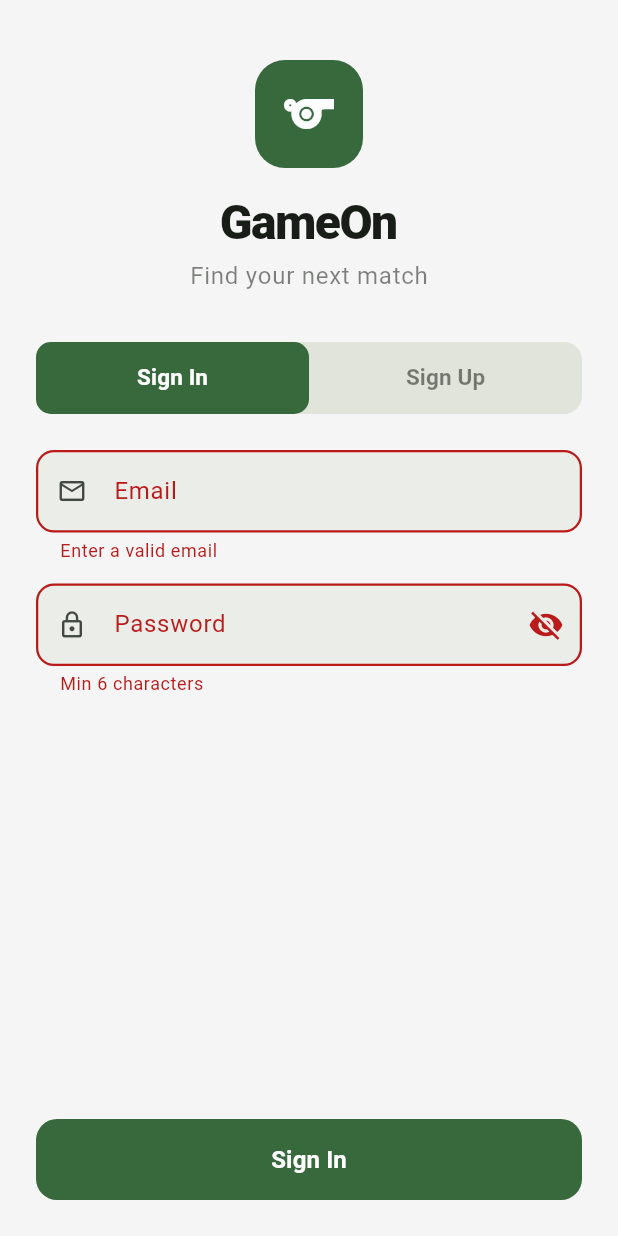
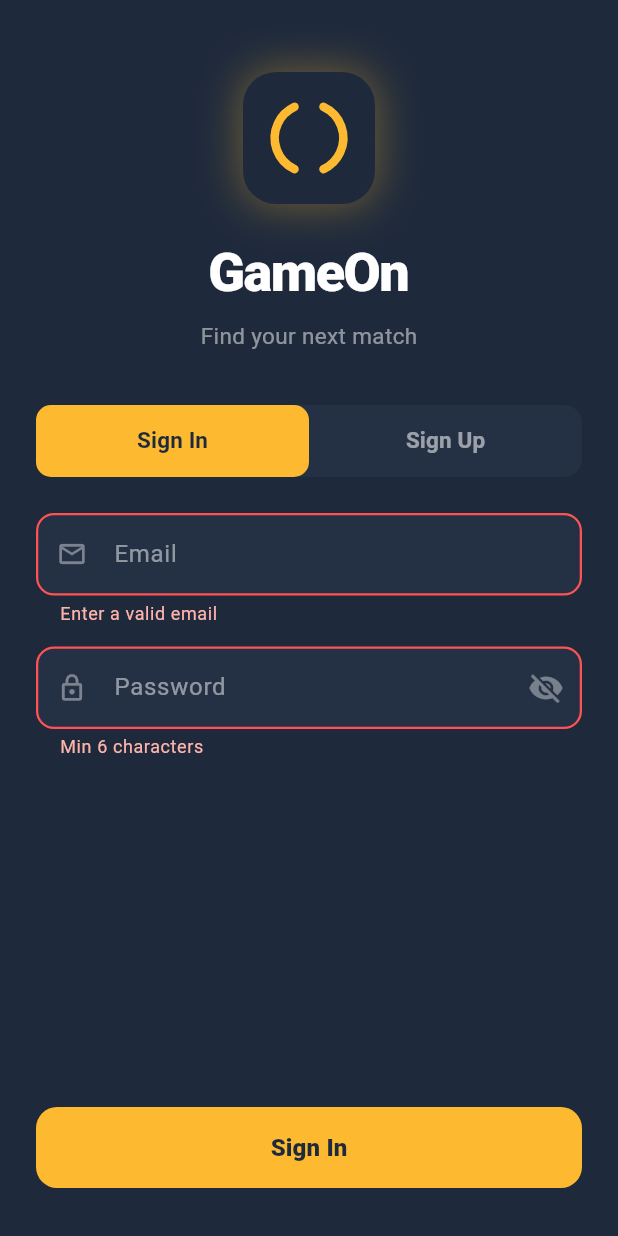
Before and after one commit to callmenoche/game-on, a Flutter app: the screen it shows after launch, after a tap on "Sign In", on a phone screen of 412 x 824 dp. Run offline on Flutter 3.47's test engine with Material 3 defaults, Android fonts, the phone set to English and light mode, and no system bars; our stand-ins replace go_router, supabase_flutter; accounts and stored records are empty.

Commit message:
Add GameOn brand identity – Saffron & Slate Dark
- GameOnLogo widget: custom painter with interlocked arcs
- GameOnLogoContainer: logo on slate background with saffron glow
- GameOnBrand: central colour tokens (saffron #FDBA30, slateDark #1E293B)
- Theme: full M3 scheme using brand colours, dark mode by default
- LoginScreen: rebrand with logo, slate background, saffron CTA button

Co-Authored-By: Claude Sonnet 4.6 <noreply@anthropic.com>

```diff
--- a/lib/main.dart
+++ b/lib/main.dart
@@ -1,10 +1,12 @@
 import 'package:flutter/material.dart';
+import 'package:flutter/services.dart';
 import 'package:provider/provider.dart';
 import 'providers/auth_provider.dart';
 import 'providers/match_provider.dart';
 import 'providers/profile_provider.dart';
 import 'router.dart';
 import 'services/supabase_client.dart';
+import 'widgets/game_on_logo.dart';
 
 Future<void> main() async {
   WidgetsFlutterBinding.ensureInitialized();
@@ -36,7 +38,7 @@ class _GameOnAppState extends State<GameOnApp> {
     return MaterialApp.router(
       title: 'GameOn',
       debugShowCheckedModeBanner: false,
-      themeMode: ThemeMode.system,
+      themeMode: ThemeMode.dark, // default to dark — brand feels right here
       theme: _buildTheme(Brightness.light),
       darkTheme: _buildTheme(Brightness.dark),
       routerConfig: _router,
@@ -45,24 +47,112 @@ class _GameOnAppState extends State<GameOnApp> {
 
   ThemeData _buildTheme(Brightness brightness) {
     final isDark = brightness == Brightness.dark;
-    const seedColor = Color(0xFF00C853);
+
+    // Derive a full M3 colour scheme from the Saffron seed
+    final scheme = ColorScheme.fromSeed(
+      seedColor: GameOnBrand.saffron,
+      brightness: brightness,
+    ).copyWith(
+      // Override key slots with exact brand tokens
+      primary: GameOnBrand.saffron,
+      onPrimary: GameOnBrand.onSaffron,
+      surface: isDark ? const Color(0xFF243044) : Colors.white,
+      onSurface: isDark ? Colors.white : GameOnBrand.slateDark,
+      surfaceContainerHighest:
+          isDark ? const Color(0xFF2D3F57) : const Color(0xFFEFF3F8),
+    );
 
     return ThemeData(
       useMaterial3: true,
-      brightness: brightness,
-      colorSchemeSeed: seedColor,
+      colorScheme: scheme,
       scaffoldBackgroundColor:
-          isDark ? const Color(0xFF0E0E0E) : const Color(0xFFF5F5F5),
-      cardTheme: CardThemeData(
-        elevation: 0,
-        shape:
-            RoundedRectangleBorder(borderRadius: BorderRadius.circular(16)),
-      ),
+          isDark ? GameOnBrand.slateDark : const Color(0xFFF1F5F9),
+
+      // App bar
       appBarTheme: AppBarTheme(
         centerTitle: true,
         backgroundColor:
-            isDark ? const Color(0xFF1A1A1A) : Colors.white,
+            isDark ? GameOnBrand.slateDark : Colors.white,
+        foregroundColor: isDark ? Colors.white : GameOnBrand.slateDark,
         elevation: 0,
+        systemOverlayStyle: isDark
+            ? SystemUiOverlayStyle.light
+            : SystemUiOverlayStyle.dark,
+      ),
+
+      // Cards
+      cardTheme: CardThemeData(
+        elevation: 0,
+        color: isDark ? const Color(0xFF243044) : Colors.white,
+        shape: RoundedRectangleBorder(
+            borderRadius: BorderRadius.circular(16)),
+      ),
+
+      // Filled buttons → Saffron background, dark text
+      filledButtonTheme: FilledButtonThemeData(
+        style: FilledButton.styleFrom(
+          backgroundColor: GameOnBrand.saffron,
+          foregroundColor: GameOnBrand.onSaffron,
+          shape: RoundedRectangleBorder(
+              borderRadius: BorderRadius.circular(14)),
+        ),
+      ),
+
+      // Bottom nav
+      navigationBarTheme: NavigationBarThemeData(
+        backgroundColor:
+            isDark ? const Color(0xFF162032) : Colors.white,
+        indicatorColor:
+            GameOnBrand.saffron.withValues(alpha: 0.2),
+        iconTheme: WidgetStateProperty.resolveWith((states) {
+          if (states.contains(WidgetState.selected)) {
+            return const IconThemeData(color: GameOnBrand.saffron);
+          }
+          return IconThemeData(
+              color: isDark
+                  ? Colors.white54
+                  : GameOnBrand.slateDark.withValues(alpha: 0.45));
+        }),
+        labelTextStyle: WidgetStateProperty.resolveWith((states) {
+          if (states.contains(WidgetState.selected)) {
+            return const TextStyle(
+                color: GameOnBrand.saffron,
+                fontWeight: FontWeight.w700,
+                fontSize: 12);
+          }
+          return const TextStyle(fontSize: 12);
+        }),
+      ),
+
+      // Input fields
+      inputDecorationTheme: InputDecorationTheme(
+        filled: true,
+        fillColor: isDark
+            ? const Color(0xFF2D3F57)
+            : const Color(0xFFEFF3F8),
+        border: OutlineInputBorder(
+          borderRadius: BorderRadius.circular(12),
+          borderSide: BorderSide.none,
+        ),
+        focusedBorder: OutlineInputBorder(
+          borderRadius: BorderRadius.circular(12),
+          borderSide:
+              const BorderSide(color: GameOnBrand.saffron, width: 1.5),
+        ),
+        errorBorder: OutlineInputBorder(
+          borderRadius: BorderRadius.circular(12),
+          borderSide: const BorderSide(color: Colors.redAccent, width: 1.5),
+        ),
+        focusedErrorBorder: OutlineInputBorder(
+          borderRadius: BorderRadius.circular(12),
+          borderSide: const BorderSide(color: Colors.redAccent, width: 1.5),
+        ),
+      ),
+
+      textTheme: const TextTheme(
+        headlineLarge: TextStyle(fontWeight: FontWeight.w900, letterSpacing: -1),
+        headlineMedium: TextStyle(fontWeight: FontWeight.w800),
+        titleLarge: TextStyle(fontWeight: FontWeight.w700),
       ),
     );
   }
--- a/lib/screens/auth/login_screen.dart
+++ b/lib/screens/auth/login_screen.dart
@@ -1,6 +1,7 @@
 import 'package:flutter/material.dart';
 import 'package:provider/provider.dart';
 import '../../providers/auth_provider.dart';
+import '../../widgets/game_on_logo.dart';
 
 class LoginScreen extends StatefulWidget {
   const LoginScreen({super.key});
@@ -29,7 +30,10 @@ class _LoginScreenState extends State<LoginScreen>
   void initState() {
     super.initState();
     _tabController = TabController(length: 2, vsync: this);
-    _tabController.addListener(() => context.read<AuthProvider>().clearError());
+    _tabController.addListener(() {
+      context.read<AuthProvider>().clearError();
+      setState(() {}); // refresh button label
+    });
   }
 
   @override
@@ -48,24 +52,23 @@ class _LoginScreenState extends State<LoginScreen>
     final theme = Theme.of(context);
 
     return Scaffold(
-      // Push layout up when keyboard appears
+      backgroundColor: GameOnBrand.slateDark,
       resizeToAvoidBottomInset: true,
       body: SafeArea(
         child: Column(
           children: [
-            // ── Scrollable content ──────────────────────────────
+            // ── Scrollable content ─────────────────────────────
             Expanded(
               child: SingleChildScrollView(
                 padding: const EdgeInsets.symmetric(horizontal: 24),
                 child: Column(
                   crossAxisAlignment: CrossAxisAlignment.stretch,
                   children: [
-                    const SizedBox(height: 40),
+                    const SizedBox(height: 48),
                     _buildHeader(theme),
-                    const SizedBox(height: 32),
+                    const SizedBox(height: 36),
                     _buildTabBar(theme),
                     const SizedBox(height: 24),
-                    // Sign In form
                     AnimatedBuilder(
                       animation: _tabController,
                       builder: (_, __) => _tabController.index == 0
@@ -95,10 +98,10 @@ class _LoginScreenState extends State<LoginScreen>
               ),
             ),
 
-            // ── Pinned submit button ─────────────────────────────
+            // ── Pinned submit button ────────────────────────────
             Padding(
-              padding: const EdgeInsets.fromLTRB(24, 8, 24, 24),
-              child: _buildSubmitButton(theme),
+              padding: const EdgeInsets.fromLTRB(24, 8, 24, 32),
+              child: _buildSubmitButton(),
             ),
           ],
         ),
@@ -109,28 +112,23 @@ class _LoginScreenState extends State<LoginScreen>
   Widget _buildHeader(ThemeData theme) {
     return Column(
       children: [
-        Container(
-          width: 72,
-          height: 72,
-          decoration: BoxDecoration(
-            color: theme.colorScheme.primary,
-            borderRadius: BorderRadius.circular(20),
-          ),
-          child: const Icon(Icons.sports, color: Colors.white, size: 40),
-        ),
-        const SizedBox(height: 16),
-        Text(
+        const GameOnLogoContainer(size: 88),
+        const SizedBox(height: 20),
+        const Text(
           'GameOn',
-          style: theme.textTheme.headlineLarge?.copyWith(
+          style: TextStyle(
+            color: Colors.white,
+            fontSize: 36,
             fontWeight: FontWeight.w900,
             letterSpacing: -1,
           ),
         ),
-        const SizedBox(height: 4),
+        const SizedBox(height: 6),
         Text(
           'Find your next match',
-          style: theme.textTheme.bodyLarge?.copyWith(
-            color: theme.colorScheme.onSurface.withValues(alpha: 0.55),
+          style: TextStyle(
+            color: Colors.white.withValues(alpha: 0.5),
+            fontSize: 15,
           ),
         ),
       ],
@@ -140,20 +138,19 @@ class _LoginScreenState extends State<LoginScreen>
   Widget _buildTabBar(ThemeData theme) {
     return Container(
       decoration: BoxDecoration(
-        color: theme.colorScheme.surfaceContainerHighest,
+        color: const Color(0xFF243044),
         borderRadius: BorderRadius.circular(12),
       ),
       child: TabBar(
         controller: _tabController,
         dividerColor: Colors.transparent,
         indicator: BoxDecoration(
-          color: theme.colorScheme.primary,
+          color: GameOnBrand.saffron,
           borderRadius: BorderRadius.circular(10),
         ),
         indicatorSize: TabBarIndicatorSize.tab,
-        labelColor: Colors.white,
-        unselectedLabelColor:
-            theme.colorScheme.onSurface.withValues(alpha: 0.55),
+        labelColor: GameOnBrand.slateDark,
+        unselectedLabelColor: Colors.white54,
         labelStyle:
             const TextStyle(fontWeight: FontWeight.w700, fontSize: 15),
         tabs: const [Tab(text: 'Sign In'), Tab(text: 'Sign Up')],
@@ -168,19 +165,18 @@ class _LoginScreenState extends State<LoginScreen>
         return Container(
           padding: const EdgeInsets.symmetric(horizontal: 16, vertical: 12),
           decoration: BoxDecoration(
-            color: Colors.red.shade50,
-            border: Border.all(color: Colors.red.shade200),
+            color: Colors.red.shade900.withValues(alpha: 0.4),
+            border: Border.all(color: Colors.red.shade700),
             borderRadius: BorderRadius.circular(12),
           ),
           child: Row(
             children: [
-              Icon(Icons.error_outline, color: Colors.red.shade700, size: 18),
+              const Icon(Icons.error_outline, color: Colors.redAccent, size: 18),
               const SizedBox(width: 8),
               Expanded(
                 child: Text(
                   auth.error!,
-                  style:
-                      TextStyle(color: Colors.red.shade700, fontSize: 13),
+                  style: const TextStyle(color: Colors.redAccent, fontSize: 13),
                 ),
               ),
             ],
@@ -190,13 +186,15 @@ class _LoginScreenState extends State<LoginScreen>
     );
   }
 
-  Widget _buildSubmitButton(ThemeData theme) {
+  Widget _buildSubmitButton() {
     return Consumer<AuthProvider>(
       builder: (_, auth, __) {
         return FilledButton(
           onPressed: auth.isLoading ? null : _submit,
           style: FilledButton.styleFrom(
             minimumSize: const Size.fromHeight(54),
+            backgroundColor: GameOnBrand.saffron,
+            foregroundColor: GameOnBrand.slateDark,
             shape: RoundedRectangleBorder(
                 borderRadius: BorderRadius.circular(14)),
           ),
@@ -205,12 +203,14 @@ class _LoginScreenState extends State<LoginScreen>
                   height: 22,
                   width: 22,
                   child: CircularProgressIndicator(
-                      strokeWidth: 2.5, color: Colors.white),
+                    strokeWidth: 2.5,
+                    color: GameOnBrand.slateDark,
+                  ),
                 )
               : Text(
                   _tabController.index == 0 ? 'Sign In' : 'Create Account',
                   style: const TextStyle(
-                      fontSize: 16, fontWeight: FontWeight.w700),
+                      fontSize: 16, fontWeight: FontWeight.w800),
                 ),
         );
       },
@@ -274,9 +274,10 @@ class _SignInForm extends StatelessWidget {
             icon: Icons.lock_outline,
             obscureText: obscurePassword,
             suffixIcon: IconButton(
-              icon: Icon(obscurePassword
-                  ? Icons.visibility_off
-                  : Icons.visibility),
+              icon: Icon(
+                obscurePassword ? Icons.visibility_off : Icons.visibility,
+                color: Colors.white38,
+              ),
               onPressed: onToggleObscure,
             ),
             validator: (v) =>
@@ -317,8 +318,9 @@ class _SignUpForm extends StatelessWidget {
             controller: usernameController,
             label: 'Username',
             icon: Icons.person_outline,
-            validator: (v) =>
-                (v == null || v.trim().length < 3) ? 'Min 3 characters' : null,
+            validator: (v) => (v == null || v.trim().length < 3)
+                ? 'Min 3 characters'
+                : null,
           ),
           const SizedBox(height: 14),
           _GameOnField(
@@ -336,9 +338,10 @@ class _SignUpForm extends StatelessWidget {
             icon: Icons.lock_outline,
             obscureText: obscurePassword,
             suffixIcon: IconButton(
-              icon: Icon(obscurePassword
-                  ? Icons.visibility_off
-                  : Icons.visibility),
+              icon: Icon(
+                obscurePassword ? Icons.visibility_off : Icons.visibility,
+                color: Colors.white38,
+              ),
               onPressed: onToggleObscure,
             ),
             validator: (v) =>
@@ -373,20 +376,20 @@ class _GameOnField extends StatelessWidget {
 
   @override
   Widget build(BuildContext context) {
-    final theme = Theme.of(context);
     return TextFormField(
       controller: controller,
       obscureText: obscureText,
       keyboardType: keyboardType,
       validator: validator,
-      style: const TextStyle(fontSize: 15),
+      style: const TextStyle(color: Colors.white, fontSize: 15),
       decoration: InputDecoration(
         labelText: label,
-        prefixIcon: Icon(icon, size: 20),
+        labelStyle: TextStyle(color: Colors.white.withValues(alpha: 0.5)),
+        prefixIcon:
+            Icon(icon, size: 20, color: Colors.white.withValues(alpha: 0.4)),
         suffixIcon: suffixIcon,
         filled: true,
-        fillColor: theme.colorScheme.surfaceContainerHighest
-            .withValues(alpha: 0.5),
+        fillColor: const Color(0xFF243044),
         border: OutlineInputBorder(
           borderRadius: BorderRadius.circular(12),
           borderSide: BorderSide.none,
@@ -394,17 +397,15 @@ class _GameOnField extends StatelessWidget {
         focusedBorder: OutlineInputBorder(
           borderRadius: BorderRadius.circular(12),
           borderSide:
-              BorderSide(color: theme.colorScheme.primary, width: 1.5),
+              const BorderSide(color: GameOnBrand.saffron, width: 1.5),
         ),
         errorBorder: OutlineInputBorder(
           borderRadius: BorderRadius.circular(12),
-          borderSide:
-              BorderSide(color: theme.colorScheme.error, width: 1.5),
+          borderSide: const BorderSide(color: Colors.redAccent, width: 1.5),
         ),
         focusedErrorBorder: OutlineInputBorder(
           borderRadius: BorderRadius.circular(12),
-          borderSide:
-              BorderSide(color: theme.colorScheme.error, width: 1.5),
+          borderSide: const BorderSide(color: Colors.redAccent, width: 1.5),
         ),
       ),
     );
--- /dev/null
+++ b/lib/widgets/game_on_logo.dart
@@ -0,0 +1,107 @@
+import 'dart:math' as math;
+import 'package:flutter/material.dart';
+
+class GameOnLogo extends StatelessWidget {
+  final double size;
+  final Color color;
+
+  const GameOnLogo({
+    super.key,
+    this.size = 100.0,
+    this.color = const Color(0xFFFDBA30), // Saffron
+  });
+
+  @override
+  Widget build(BuildContext context) {
+    return SizedBox(
+      width: size,
+      height: size,
+      child: CustomPaint(
+        painter: _GameOnLogoPainter(color: color),
+      ),
+    );
+  }
+}
+
+class _GameOnLogoPainter extends CustomPainter {
+  final Color color;
+
+  _GameOnLogoPainter({required this.color});
+
+  @override
+  void paint(Canvas canvas, Size size) {
+    final paint = Paint()
+      ..color = color
+      ..style = PaintingStyle.stroke
+      ..strokeWidth = size.width * 0.1
+      ..strokeCap = StrokeCap.round;
+
+    final double r = size.width * 0.40;
+    const double arcAngle = 130 * (math.pi / 180);
+    const double startAngleOffset = 115 * (math.pi / 180);
+
+    canvas.translate(size.width / 2, size.height / 2);
+
+    // Left arc ("C")
+    canvas.drawArc(
+      Rect.fromCircle(center: Offset.zero, radius: r),
+      startAngleOffset,
+      arcAngle,
+      false,
+      paint,
+    );
+
+    // Right arc (interlocked, mirrored)
+    canvas.rotate(math.pi);
+    canvas.drawArc(
+      Rect.fromCircle(center: Offset.zero, radius: r),
+      startAngleOffset,
+      arcAngle,
+      false,
+      paint,
+    );
+  }
+
+  @override
+  bool shouldRepaint(covariant _GameOnLogoPainter oldDelegate) =>
+      oldDelegate.color != color;
+}
+
+/// Logo inside a rounded square background — use on splash / login.
+class GameOnLogoContainer extends StatelessWidget {
+  final double size;
+
+  const GameOnLogoContainer({super.key, this.size = 80});
+
+  @override
+  Widget build(BuildContext context) {
+    return Container(
+      width: size,
+      height: size,
+      decoration: BoxDecoration(
+        color: GameOnBrand.slateDark,
+        borderRadius: BorderRadius.circular(size * 0.25),
+        boxShadow: [
+          BoxShadow(
+            color: GameOnBrand.saffron.withValues(alpha: 0.35),
+            blurRadius: 24,
+            spreadRadius: 2,
+          ),
+        ],
+      ),
+      child: Center(
+        child: GameOnLogo(size: size * 0.65),
+      ),
+    );
+  }
+}
+
+/// Central brand colour tokens.
+class GameOnBrand {
+  GameOnBrand._();
+
+  static const Color saffron   = Color(0xFFFDBA30);
+  static const Color slateDark = Color(0xFF1E293B);
+  static const Color slateLight = Color(0xFF334155); // hover / card surface
+  static const Color onSaffron = Color(0xFF1E293B);  // text on saffron buttons
+}
```
